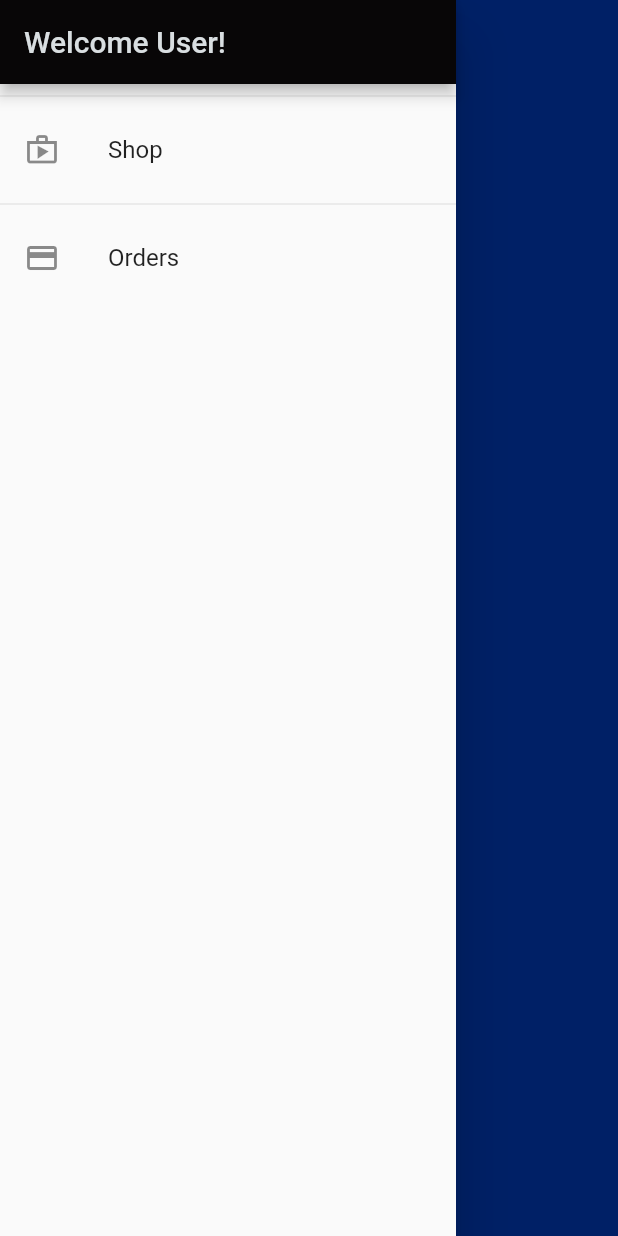
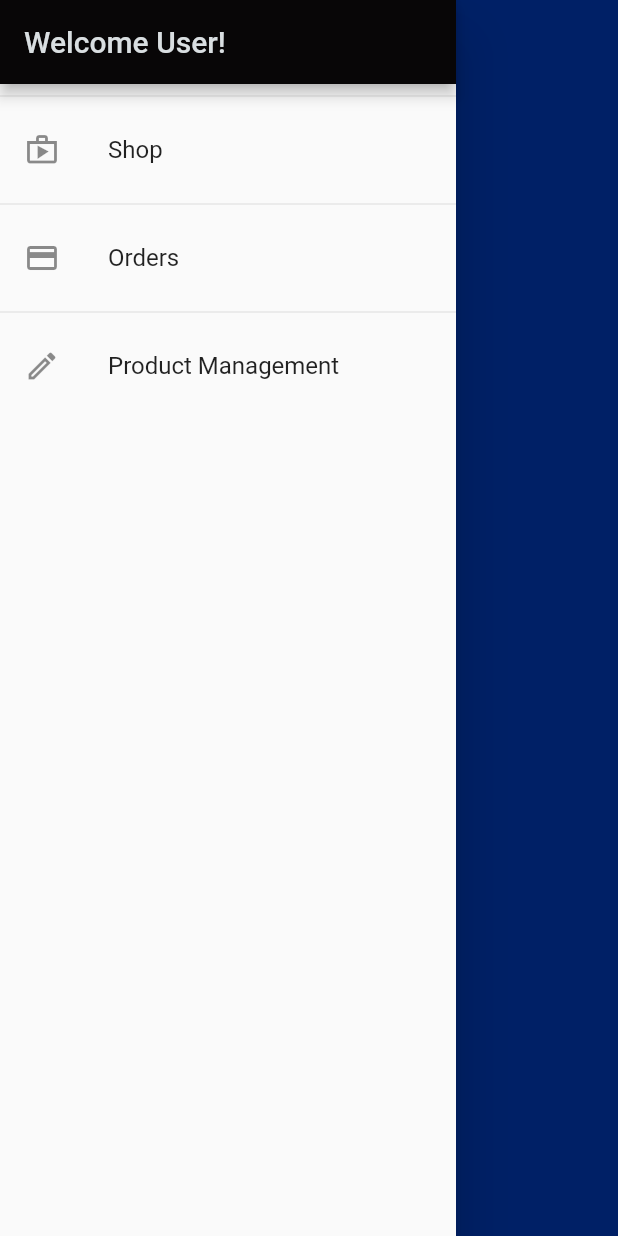
Before and after one commit to gbarth/soccerJerseysShop, a Flutter app: the AppDrawer widget shown alone on an empty page, opened directly, on a phone screen of 412 x 824 dp. Run offline on Flutter 3.47's test engine with Material 2 defaults, Android fonts, the phone set to English and light mode, and no system bars.

Commit message:
product management

```diff
--- a/lib/components/app_drawer.dart
+++ b/lib/components/app_drawer.dart
@@ -10,23 +10,31 @@ class AppDrawer extends StatelessWidget {
       child: Column(
         children: [
           AppBar(
-            title: Text('Welcome User!'),
+            title: const Text('Welcome User!'),
             automaticallyImplyLeading: false,
           ),
-          Divider(),
+          const Divider(),
           ListTile(
-            leading: Icon(Icons.shop_outlined),
-            title: Text('Shop'),
+            leading: const Icon(Icons.shop_outlined),
+            title: const Text('Shop'),
             onTap: () {
               Navigator.of(context).pushReplacementNamed(AppRoutes.HOME);
             },
           ),
-          Divider(),
+          const Divider(),
           ListTile(
-            leading: Icon(Icons.payment_outlined),
-            title: Text('Orders'),
+            leading: const Icon(Icons.payment_outlined),
+            title: const Text('Orders'),
             onTap: () {
               Navigator.of(context).pushReplacementNamed(AppRoutes.ORDERS);
+            },
+          ),
+          const Divider(),
+          ListTile(
+            leading: const Icon(Icons.edit_outlined),
+            title: const Text('Product Management'),
+            onTap: () {
+              Navigator.of(context).pushReplacementNamed(AppRoutes.PRODUCTS);
             },
           ),
         ],
--- a/lib/components/product_grid_item.dart
+++ b/lib/components/product_grid_item.dart
@@ -87,6 +87,7 @@ class ProductGridItem extends StatelessWidget {
             ],
           ),
         ],
-        ));
+      ),
+    );
   }
 }
--- a/lib/main.dart
+++ b/lib/main.dart
@@ -6,6 +6,7 @@ import 'package:shop/models/product_list.dart';
 import 'package:shop/pages/cart_page.dart';
 import 'package:shop/pages/orders_page.dart';
 import 'package:shop/pages/product_detail_page.dart';
+import 'package:shop/pages/product_page.dart';
 import 'package:shop/pages/products_overview_page.dart';
 import 'package:shop/utils/app_routes.dart';
 
@@ -55,6 +56,7 @@ class MyApp extends StatelessWidget {
           AppRoutes.ORDERS: (context) => const OrdersPage(),
           AppRoutes.PRODUCT_DETAIL: (context) => const ProductDetailPage(),
           AppRoutes.CART: (context) => const CartPage(),
+          AppRoutes.PRODUCTS: (context) => const ProductPage(),
         },
       ),
     );
--- a/lib/models/product.dart
+++ b/lib/models/product.dart
@@ -21,4 +21,6 @@ class Product with ChangeNotifier {
     isFavorite = !isFavorite;
     notifyListeners();
   }
+
+
 }
--- a/lib/models/product_list.dart
+++ b/lib/models/product_list.dart
@@ -27,4 +27,8 @@ class ProductList with ChangeNotifier {
     _items.add(product);
     notifyListeners();
   }
+
+  int get itemsCount {
+    return _items.length;
+  }
 }
--- a/lib/utils/app_routes.dart
+++ b/lib/utils/app_routes.dart
@@ -3,4 +3,5 @@ class AppRoutes {
   static const CART = '/cart';
   static const HOME = '/';
   static const ORDERS = '/orders';
+  static const PRODUCTS = '/products';
 }
```
Also changed, not shown: lib/components/cart_item_widget.dart (+23 -0 lines), lib/pages/product_page.dart (added, +28 -0 lines). Lines whose indentation alone changed are shown as unchanged.
